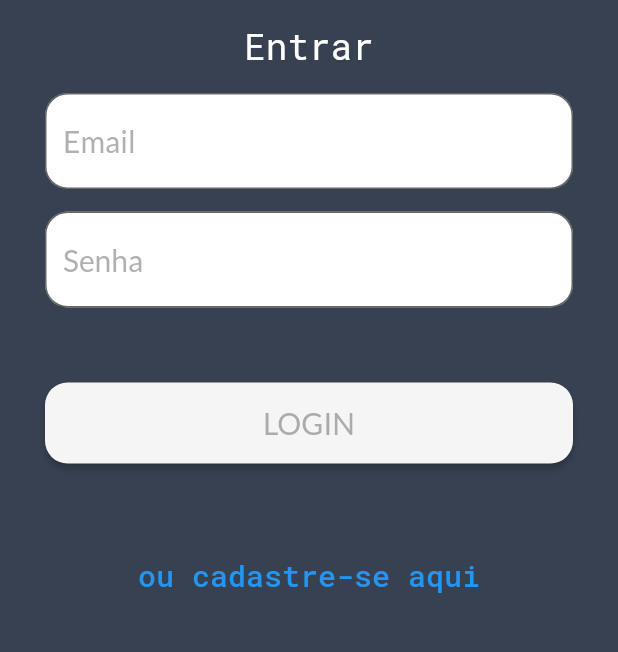
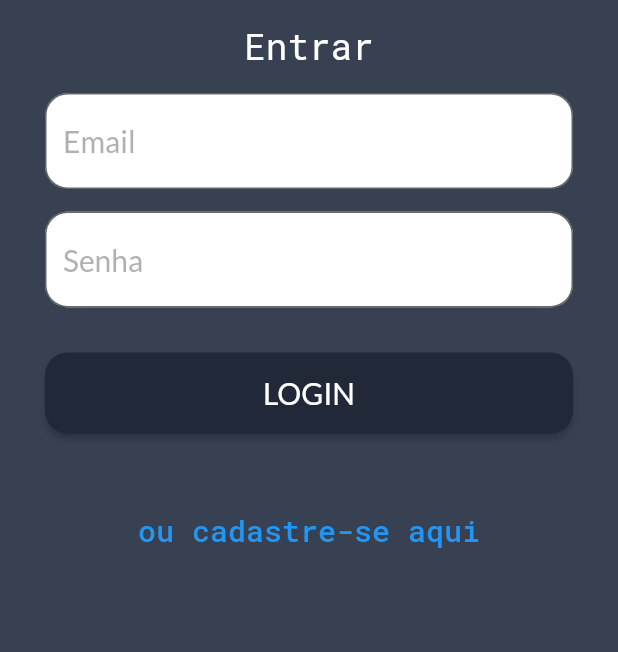
Before and after one commit to Imovato/ImovatoApp, a Flutter app: the screen it shows after launch, on a phone screen of 412 x 824 dp, the part 324-976 px from its top. Run offline on Flutter 3.47's test engine with Material 2 defaults, Android fonts, the phone set to English and light mode, and no system bars; our stand-ins replace google_fonts.

Commit message:
refactor: change button and create login_controller

```diff
--- /dev/null
+++ b/lib/controllers/login_controller.dart
@@ -0,0 +1,17 @@
+class LoginController {
+  String _email = '';
+  String _senha = '';
+
+  void setEmail(String email) {
+    _email = email;
+  }
+
+  void setSenha(String senha) {
+    _senha = senha;
+  }
+
+  void login() {
+    print(_email);
+    print(_senha);
+  }
+}
--- a/lib/login_page.dart
+++ b/lib/login_page.dart
@@ -2,6 +2,7 @@
 
 import 'package:flutter/material.dart';
 import 'package:google_fonts/google_fonts.dart';
+import 'package:imovatoapp/controllers/login_controller.dart';
 
 class LoginPage extends StatefulWidget {
   const LoginPage({Key? key}) : super(key: key);
@@ -11,14 +12,14 @@ class LoginPage extends StatefulWidget {
 }
 
 class _LoginPageState extends State<LoginPage> {
-  String email = '';
-  String senha = '';
+  final LoginController _controller = LoginController();
 
   final _formKey = GlobalKey<FormState>();
 
   @override
   Widget build(BuildContext context) {
     return MaterialApp(
+      debugShowCheckedModeBanner: false,
       home: Scaffold(
         appBar: AppBar(
           title: Row(
@@ -61,7 +62,7 @@ class _LoginPageState extends State<LoginPage> {
                 ),
                 TextFormField(
                   onChanged: (text) {
-                    email = text;
+                    _controller.setEmail(text);
                   },
                   keyboardType: TextInputType.emailAddress,
                   decoration: InputDecoration(
@@ -86,7 +87,7 @@ class _LoginPageState extends State<LoginPage> {
                 ),
                 TextFormField(
                   onChanged: (text) {
-                    senha = text;
+                    _controller.setSenha(text);
                   },
                   obscureText: true,
                   style: GoogleFonts.lato(
@@ -111,31 +112,33 @@ class _LoginPageState extends State<LoginPage> {
                   },
                 ),
                 SizedBox(
-                  height: 50.0,
+                  height: 30.0,
                 ),
-                RaisedButton(
+                MaterialButton(
+                  color: Color.fromARGB(255, 33, 41, 57),
+                  disabledColor: Colors.white,
                   padding: EdgeInsets.all(15),
                   shape: RoundedRectangleBorder(
                       borderRadius: BorderRadius.all(Radius.circular(15.0))),
                   onPressed: () {
                     if (_formKey.currentState!.validate()) {
+                      _controller.login();
                     } else {
                       return;
                     }
                   },
-                  color: Color.fromARGB(255, 245, 245, 245),
                   child: Text('LOGIN',
                       style: GoogleFonts.lato(
-                        color: Color.fromARGB(255, 97, 97, 97).withOpacity(0.5),
+                        color: Colors.white,
                         fontSize: 20,
                       )),
                 ),
                 SizedBox(
-                  height: 50.0,
+                  height: 40.0,
                 ),
                 Align(
                   alignment: Alignment.center,
-                  child: FlatButton(
+                  child: MaterialButton(
                     onPressed: () {},
                     child: Text('ou cadastre-se aqui',
                         style: GoogleFonts.robotoMono(
@@ -144,12 +147,6 @@ class _LoginPageState extends State<LoginPage> {
                         )),
                   ),
                 ),
-                // Text('ou cadastre-se aqui',
-                //     textAlign: TextAlign.center,
-                //     style: GoogleFonts.robotoMono(
-                //       color: Colors.blue,
-                //       fontSize: 20,
-                //     )),
               ],
             ),
             // mainAxisAlignment: MainAxisAlignment.center,
--- a/lib/main.dart
+++ b/lib/main.dart
@@ -10,7 +10,9 @@ void main() {
 class MyApp extends StatelessWidget {
   @override
   Widget build(BuildContext context) {
-    return MaterialApp(home: LoginPage() // troque aq para ver as telas
-        );
+    return MaterialApp(
+      home: LoginPage(), // troque aq para ver as telas
+      debugShowCheckedModeBanner: false,
+    );
   }
 }
```
